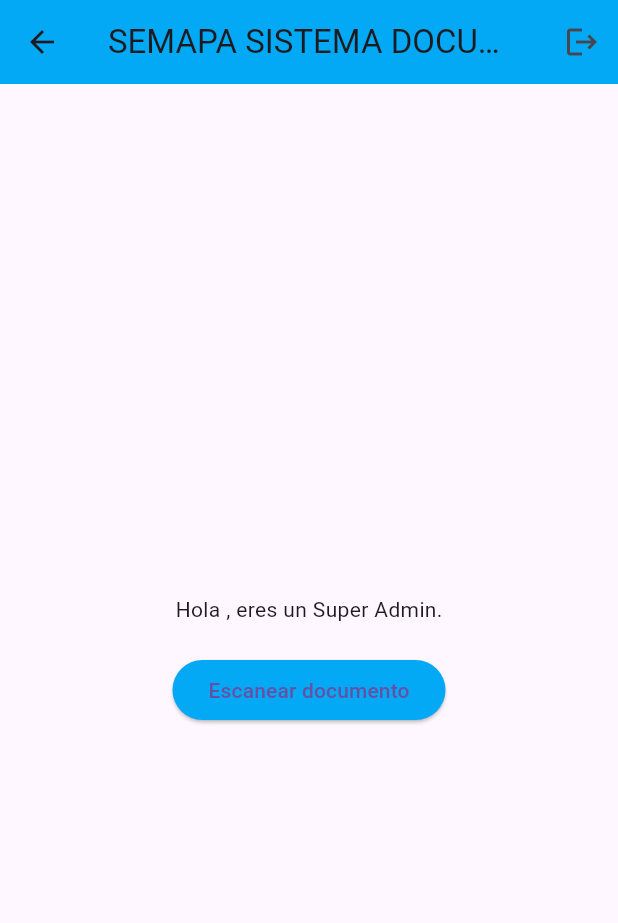
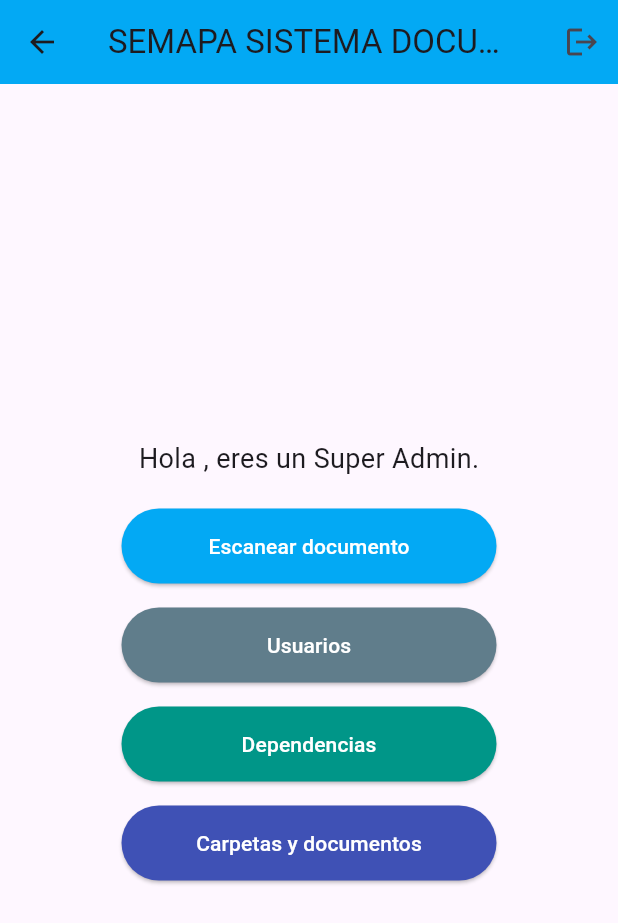
Before and after one commit to Touchard0203/AppOCR, a Flutter app: the SuperAdminPage screen opened directly with empty values, on a phone screen of 412 x 824 dp. Shown: the top 923 px of the screen. Run offline on Flutter 3.47's test engine with Material 3 defaults, Android fonts, the phone set to English and light mode, and no system bars; our stand-ins replace image_picker; missing offline and left inert: google_mlkit_text_recognition; network calls fail.

Commit message:
usuario y dependencias page

```diff
--- a/lib/admin_page.dart
+++ b/lib/Administrador/admin_page.dart
@@ -1,6 +1,6 @@
 import 'package:flutter/material.dart';
-import 'login_page.dart';
-import 'ocr_screen.dart';
+import '../login_page.dart';
+import '../ocr_screen.dart';
 
 class AdminPage extends StatelessWidget {
   final Map<String, dynamic> usuario;
--- /dev/null
+++ b/lib/Superadmin/dependencias_page.dart
@@ -0,0 +1,58 @@
+import 'package:flutter/material.dart';
+import 'package:http/http.dart' as http;
+import 'dart:convert';
+import '../configuracion.dart';
+
+class DependenciasPage extends StatefulWidget {
+  const DependenciasPage({super.key});
+
+  @override
+  _DependenciasPageState createState() => _DependenciasPageState();
+}
+
+class _DependenciasPageState extends State<DependenciasPage> {
+  List<Map<String, dynamic>> dependencias = [];
+
+  @override
+  void initState() {
+    super.initState();
+    _fetchDependencias();
+  }
+
+  // Cargar dependencias desde la API
+  Future<void> _fetchDependencias() async {
+    final response = await http.get(Uri.parse('${Config.ipback}/dependencias'));
+
+    if (response.statusCode == 200) {
+      setState(() {
+        dependencias =
+            List<Map<String, dynamic>>.from(json.decode(response.body));
+      });
+    } else {
+      ScaffoldMessenger.of(context).showSnackBar(
+        SnackBar(content: Text('Error al cargar las dependencias')),
+      );
+    }
+  }
+
+  @override
+  Widget build(BuildContext context) {
+    return Scaffold(
+      appBar: AppBar(
+        title: Text('Gestión de Dependencias'),
+        backgroundColor: Colors.teal,
+      ),
+      body: dependencias.isEmpty
+          ? Center(child: CircularProgressIndicator())
+          : ListView.builder(
+              itemCount: dependencias.length,
+              itemBuilder: (context, index) {
+                final dependencia = dependencias[index];
+                return ListTile(
+                  title: Text(dependencia['nombre_dependencia']),
+                );
+              },
+            ),
+    );
+  }
+}
--- /dev/null
+++ b/lib/Superadmin/super_admin_page.dart
@@ -0,0 +1,116 @@
+import 'package:flutter/material.dart';
+import 'package:ocrtest/Superadmin/dependencias_page.dart';
+import 'package:ocrtest/Superadmin/documentos_page.dart';
+import 'package:ocrtest/Superadmin/usuarios_page.dart';
+import '../login_page.dart';
+import '../ocr_screen.dart';
+
+class SuperAdminPage extends StatelessWidget {
+  final Map<String, dynamic> usuario;
+
+  const SuperAdminPage({Key? key, required this.usuario}) : super(key: key);
+
+  void _logout(BuildContext context) {
+    Navigator.pushReplacement(
+      context,
+      MaterialPageRoute(builder: (context) => LoginPage()),
+    );
+  }
+
+  void _irAOcr(BuildContext context) {
+    Navigator.push(
+      context,
+      MaterialPageRoute(builder: (context) => OCRScreen()),
+    );
+  }
+
+  void _irAUsuarios(BuildContext context) {
+    Navigator.push(
+      context,
+      MaterialPageRoute(builder: (context) => const UsuariosPage()),
+    );
+  }
+
+  void _irADependencias(BuildContext context) {
+    Navigator.push(
+      context,
+      MaterialPageRoute(builder: (context) => const DependenciasPage()),
+    );
+  }
+
+  void _irACarpetas(BuildContext context) {
+    Navigator.push(
+      context,
+      MaterialPageRoute(builder: (context) => const DocumentosPage()),
+    );
+  }
+
+  @override
+  Widget build(BuildContext context) {
+    return Scaffold(
+      appBar: AppBar(
+        title: Text('SEMAPA SISTEMA DOCUMENTOS'),
+        backgroundColor: Colors.lightBlue,
+        actions: [
+          IconButton(
+            icon: Icon(Icons.logout),
+            onPressed: () => _logout(context),
+          ),
+        ],
+      ),
+      body: Center(
+        child: SingleChildScrollView(
+          child: Column(
+            mainAxisAlignment: MainAxisAlignment.center,
+            children: [
+              Text(
+                'Hola ${usuario["nombre_usuario"]}, eres un Super Admin.',
+                style: TextStyle(fontSize: 18),
+              ),
+              SizedBox(height: 20),
+              ElevatedButton(
+                onPressed: () => _irAOcr(context),
+                child: Text('Escanear documento'),
+                style: ElevatedButton.styleFrom(
+                  backgroundColor: Colors.lightBlue,
+                  foregroundColor: Colors.white,
+                  minimumSize: Size(250, 50),
+                ),
+              ),
+              SizedBox(height: 16),
+              ElevatedButton(
+                onPressed: () => _irAUsuarios(context),
+                child: Text('Usuarios'),
+                style: ElevatedButton.styleFrom(
+                  backgroundColor: Colors.blueGrey,
+                  foregroundColor: Colors.white,
+                  minimumSize: Size(250, 50),
+                ),
+              ),
+              SizedBox(height: 16),
+              ElevatedButton(
+                onPressed: () => _irADependencias(context),
+                child: Text('Dependencias'),
+                style: ElevatedButton.styleFrom(
+                  backgroundColor: Colors.teal,
+                  foregroundColor: Colors.white,
+                  minimumSize: Size(250, 50),
+                ),
+              ),
+              SizedBox(height: 16),
+              ElevatedButton(
+                onPressed: () => _irACarpetas(context),
+                child: Text('Carpetas y documentos'),
+                style: ElevatedButton.styleFrom(
+                  backgroundColor: Colors.indigo,
+                  foregroundColor: Colors.white,
+                  minimumSize: Size(250, 50),
+                ),
+              ),
+            ],
+          ),
+        ),
+      ),
+    );
+  }
+}
--- a/lib/usuario_page.dart
+++ b/lib/User/usuario_page.dart
@@ -1,5 +1,5 @@
 import 'package:flutter/material.dart';
-import 'login_page.dart';
+import '../login_page.dart';
 
 class UsuarioPage extends StatelessWidget {
   final Map<String, dynamic> usuario;
--- /dev/null
+++ b/lib/configuracion.dart
@@ -0,0 +1,5 @@
+class Config {
+  static String ipBackend = '10.0.0.11';
+
+  static String get ipback => 'http://$ipBackend:4001/api';
+}
--- a/lib/login_page.dart
+++ b/lib/login_page.dart
@@ -2,9 +2,10 @@
 import 'package:http/http.dart' as http;
 import 'dart:convert';
 import 'register_page.dart';
-import 'usuario_page.dart';
-import 'admin_page.dart';
-import 'super_admin_page.dart';
+import 'User/usuario_page.dart';
+import 'Administrador/admin_page.dart';
+import 'Superadmin/super_admin_page.dart';
+import 'configuracion.dart';
 
 class LoginPage extends StatefulWidget {
   @override
@@ -18,7 +19,7 @@
 
   Future<void> _login() async {
     final response = await http.post(
-      Uri.parse('http://10.0.0.11:4001/api/usuarios/login'),
+      Uri.parse('${Config.ipback}/usuarios/login'),
       headers: {'Content-Type': 'application/json'},
       body: jsonEncode({
         'nombre_usuario': _usuarioController.text.trim(),
@@ -34,7 +35,6 @@
 
       Widget destino;
 
-      // Elegir a qué pantalla ir según el rol
       switch (rol) {
         case 'Usuario':
           destino = UsuarioPage(usuario: usuario);
--- a/lib/super_admin_page.dart
+++ /dev/null
@@ -1,55 +0,0 @@
-import 'package:flutter/material.dart';
-import 'login_page.dart';
-import 'ocr_screen.dart';
-
-class SuperAdminPage extends StatelessWidget {
-  final Map<String, dynamic> usuario;
-
-  const SuperAdminPage({Key? key, required this.usuario}) : super(key: key);
-
-  void _logout(BuildContext context) {
-    Navigator.pushReplacement(
-      context,
-      MaterialPageRoute(builder: (context) => LoginPage()),
-    );
-  }
-
-  void _irAOcr(BuildContext context) {
-    Navigator.push(
-      context,
-      MaterialPageRoute(builder: (context) => OCRScreen()),
-    );
-  }
-
-  @override
-  Widget build(BuildContext context) {
-    return Scaffold(
-      appBar: AppBar(
-        title: Text('SEMAPA SISTEMA DOCUMENTOS'),
-        backgroundColor: Colors.lightBlue,
-        actions: [
-          IconButton(
-            icon: Icon(Icons.logout),
-            onPressed: () => _logout(context),
-          ),
-        ],
-      ),
-      body: Center(
-        child: Column(
-          mainAxisAlignment: MainAxisAlignment.center,
-          children: [
-            Text('Hola ${usuario["nombre_usuario"]}, eres un Super Admin.'),
-            SizedBox(height: 20),
-            ElevatedButton(
-              onPressed: () => _irAOcr(context),
-              child: Text('Escanear documento'),
-              style: ElevatedButton.styleFrom(
-                backgroundColor: Colors.lightBlue,
-              ),
-            ),
-          ],
-        ),
-      ),
-    );
-  }
-}
```
Also changed, not shown: lib/Superadmin/documentos_page.dart (added, +21 -0 lines), lib/Superadmin/editar_usuario_page.dart (added, +164 -0 lines), lib/Superadmin/usuarios_page.dart (added, +112 -0 lines), lib/ocr_screen.dart (+36 -7 lines).
